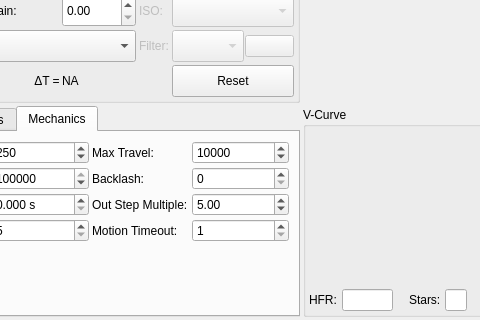
The window that kstars/ekos/focus/focus.ui (KDE/kstars) describes before a commit, drawn with Qt 5; both pictures show x 123 to 603 and y 227 to 547 of the 886 by 547 pixel window.
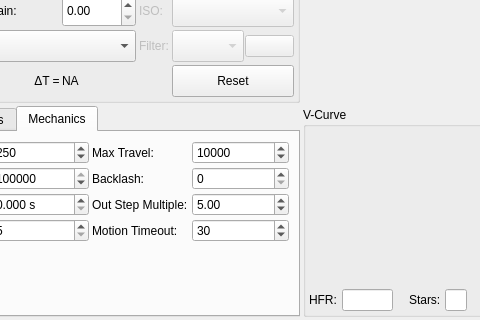
The same window after the commit. The open tabs and pages were chosen to show the change. Icons and pictures are not drawn. Custom widgets are drawn as their Qt base class.

```diff
--- a/kstars/ekos/focus/focus.ui
+++ b/kstars/ekos/focus/focus.ui
@@ -1730,11 +1730,14 @@
               <string>Maximum time in seconds to wait for a focuser to move to desired position before declaring a timeout.</string>
              </property>
              <property name="minimum">
-              <number>1</number>
+              <number>5</number>
              </property>
              <property name="maximum">
               <number>120</number>
              </property>
+             <property name="value">
+              <number>30</number>
+             </property>
             </widget>
            </item>
            <item row="1" column="3">
```
